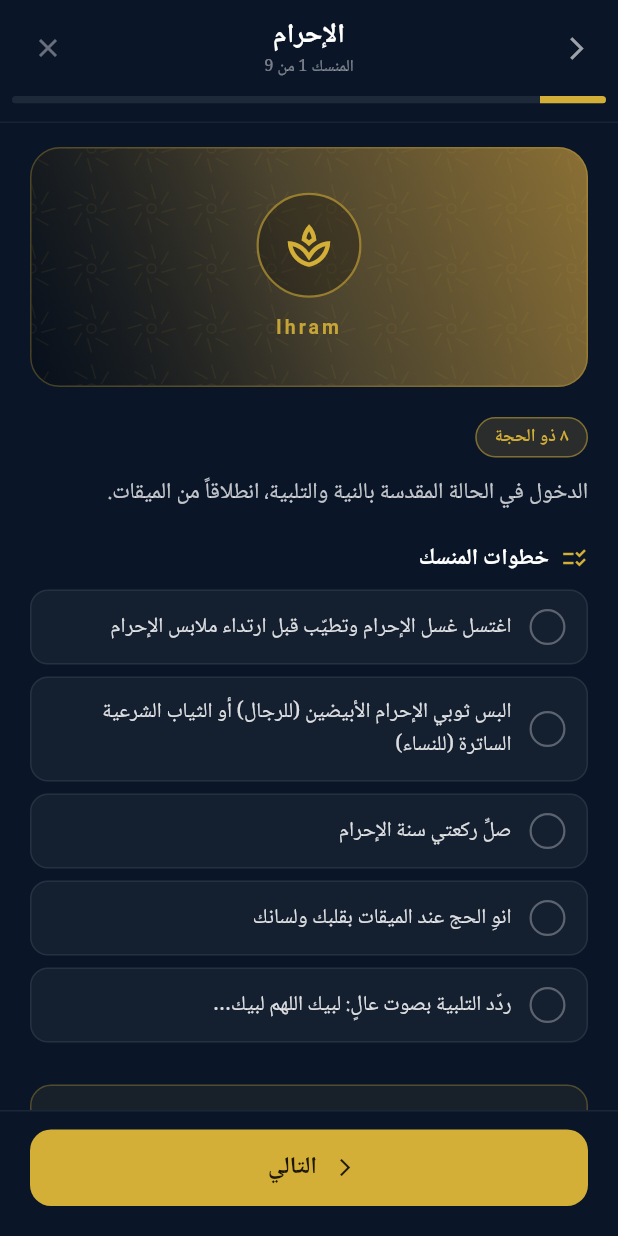
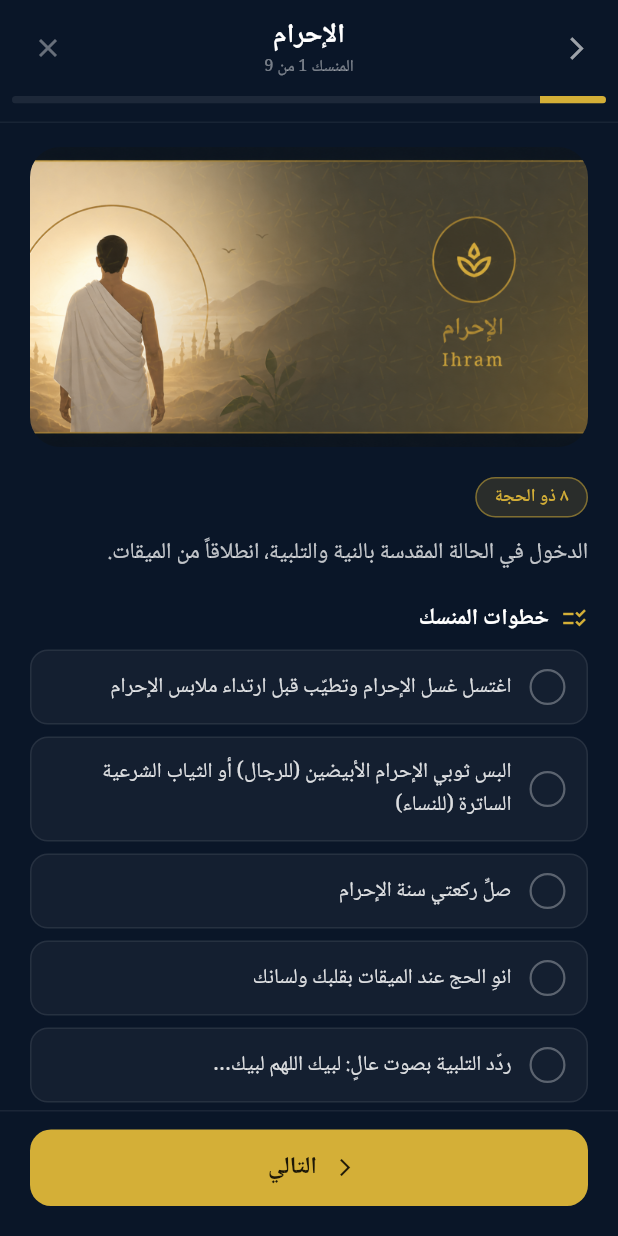
Before and after one commit to azoo1411/Mobile-Islamic-App-, a Flutter app: the HajjScreen screen opened directly, after a tap on an icon or button, on a phone screen of 412 x 824 dp. Run offline on Flutter 3.47's test engine with Material 3 defaults, Android fonts, the phone set to English and light mode, and no system bars; our stand-ins replace adhan, drift, flutter_local_notifications, flutter_riverpod, geolocator, go_router and 6 more; accounts and stored records are empty; generated files the repository leaves out were written again.

Commit message:
feat(hajj): replace CustomPainter with real ritual images; fix X button
- Add 9 PNG ritual images to assets/images/hajj/ (ihram, mina, arafat,
  muzdalifah, jamarat, sacrifice, haircut, tawaf, sai)
- Register assets/images/hajj/ in pubspec.yaml
- Add imagePath field to HajjRitual and set it on all 9 ritual entries
- Replace _RitualVisualCard CustomPainter illustration with Image.asset
- Fix _goToStep(-1) guard: change index < 0 to index < -1 so the X
  button correctly navigates back to the 9-step overview screen
- Remove now-unused _IslamicPatternPainter class and dart:math import

https://claude.ai/code/session_014WZtdF3PBChV4Vg6GaR6kW

```diff
--- a/lib/features/hajj/data/hajj_data.dart
+++ b/lib/features/hajj/data/hajj_data.dart
@@ -20,6 +20,7 @@ class HajjRitual {
   final Color accentColor;
   final IconData icon;
   final String imagePrompt; // AI image generation prompt
+  final String imagePath;
 
   const HajjRitual({
     required this.id,
@@ -35,6 +36,7 @@ class HajjRitual {
     required this.accentColor,
     required this.icon,
     required this.imagePrompt,
+    required this.imagePath,
   });
 }
 
@@ -64,6 +66,7 @@ const List<HajjRitual> kHajjRituals = [
     icon: Icons.spa_outlined,
     imagePrompt:
         'Modern Islamic minimal illustration of two white Ihram garments draped gently on a stone ledge, soft golden morning light streaming from the right, desert landscape in background, beige and white tones, spiritual atmosphere, no faces, no text, square 1:1 format',
+    imagePath: 'assets/images/hajj/ihram.png',
   ),
 
   // ─── 2. منى ────────────────────────────────────────────────────────────────
@@ -91,6 +94,7 @@ const List<HajjRitual> kHajjRituals = [
     icon: Icons.nights_stay_outlined,
     imagePrompt:
         'Modern Islamic minimal illustration of white tents in the valley of Mina at twilight, soft golden and green tones, distant mountains, silhouettes of pilgrims resting, spiritual peaceful atmosphere, no faces, no text, square 1:1 format',
+    imagePath: 'assets/images/hajj/mina.png',
   ),
 
   // ─── 3. عرفات ──────────────────────────────────────────────────────────────
@@ -118,6 +122,7 @@ const List<HajjRitual> kHajjRituals = [
     icon: Icons.wb_sunny_outlined,
     imagePrompt:
         'Modern Islamic minimal illustration of the vast plain of Arafat at golden hour, warm amber and gold tones, silhouettes of thousands of pilgrims standing in prayer, soft spiritual light rays from above, Jabal al-Rahmah hill in background, beige and gold palette, no faces, no text, square 1:1 format',
+    imagePath: 'assets/images/hajj/arafat.png',
   ),
 
   // ─── 4. المزدلفة ───────────────────────────────────────────────────────────
@@ -144,6 +149,7 @@ const List<HajjRitual> kHajjRituals = [
     icon: Icons.star_outline,
     imagePrompt:
         'Modern Islamic minimal illustration of a clear starry desert night sky over Muzdalifah, deep navy blue and indigo tones, silhouettes of pilgrims sleeping on the open ground, soft glowing moon, small pebbles in foreground, spiritual calm atmosphere, no faces, no text, square 1:1 format',
+    imagePath: 'assets/images/hajj/muzdalifah.png',
   ),
 
   // ─── 5. رمي الجمرات ────────────────────────────────────────────────────────
@@ -171,6 +177,7 @@ const List<HajjRitual> kHajjRituals = [
     icon: Icons.radio_button_unchecked,
     imagePrompt:
         'Modern Islamic minimal illustration of small smooth pebbles arranged in a circle on sandy ground, warm earthy tones, beige and brown palette, soft dramatic lighting, one pebble mid-air in motion suggesting throwing, spiritual symbolic feel, no people, no text, square 1:1 format',
+    imagePath: 'assets/images/hajj/jamarat.png',
   ),
 
   // ─── 6. النحر ──────────────────────────────────────────────────────────────
@@ -195,6 +202,7 @@ const List<HajjRitual> kHajjRituals = [
     icon: Icons.volunteer_activism_outlined,
     imagePrompt:
         'Modern Islamic minimal illustration symbolizing sacrifice and gratitude, abstract golden crescent and star motif, warm russet and cream tones, stylized lamb silhouette in soft light, spiritual and reverent mood, no blood or graphic content, elegant and peaceful, no text, square 1:1 format',
+    imagePath: 'assets/images/hajj/sacrifice.png',
   ),
 
   // ─── 7. الحلق أو التقصير ───────────────────────────────────────────────────
@@ -219,6 +227,7 @@ const List<HajjRitual> kHajjRituals = [
     icon: Icons.content_cut,
     imagePrompt:
         'Modern Islamic minimal illustration of a pair of elegant scissors resting beside white Ihram cloth on a clean surface, soft natural light, sage green and white tones, symbolic sense of transformation and renewal, minimal clean composition, no faces, no text, square 1:1 format',
+    imagePath: 'assets/images/hajj/haircut.png',
   ),
 
   // ─── 8. طواف الإفاضة ───────────────────────────────────────────────────────
@@ -246,6 +255,7 @@ const List<HajjRitual> kHajjRituals = [
     icon: Icons.rotate_right,
     imagePrompt:
         'Modern Islamic minimal illustration of the Kaaba from above with white-clad pilgrims circling in a perfect spiral, overhead aerial view, dark green and gold color scheme, soft spiritual light emanating from center, geometric sacred geometry patterns blending with the scene, majestic and serene, no faces, no text, square 1:1 format',
+    imagePath: 'assets/images/hajj/tawaf.png',
   ),
 
   // ─── 9. السعي ──────────────────────────────────────────────────────────────
@@ -272,5 +282,6 @@ const List<HajjRitual> kHajjRituals = [
     icon: Icons.swap_horiz,
     imagePrompt:
         'Modern Islamic minimal illustration of the Safa and Marwa corridor inside Masjid al-Haram, warm golden and cream tones, silhouettes of pilgrims walking between two elevated platforms, soft arched architecture, spiritual warm light, sense of journey and faith, no faces, no text, square 1:1 format',
+    imagePath: 'assets/images/hajj/sai.png',
   ),
 ];
--- a/lib/features/hajj/presentation/screens/hajj_screen.dart
+++ b/lib/features/hajj/presentation/screens/hajj_screen.dart
@@ -1,5 +1,3 @@
-import 'dart:math' as math;
-
 import 'package:flutter/material.dart';
 
 import '../../../../core/theme/app_colors.dart';
@@ -32,7 +30,7 @@ class _HajjScreenState extends State<HajjScreen> {
   void _startJourney() => setState(() => _currentStep = 0);
 
   void _goToStep(int index) {
-    if (index < 0 || index > kHajjRituals.length) return;
+    if (index < -1 || index > kHajjRituals.length) return;
     setState(() => _currentStep = index);
   }
 
@@ -646,106 +644,26 @@ class _RitualVisualCard extends StatelessWidget {
 
   @override
   Widget build(BuildContext context) {
-    return Container(
-      width: double.infinity,
-      height: 160,
-      decoration: BoxDecoration(
-        borderRadius: BorderRadius.circular(20),
-        gradient: LinearGradient(
-          begin: Alignment.topRight,
-          end: Alignment.bottomLeft,
-          colors: [
-            ritual.primaryColor,
-            ritual.primaryColor.withOpacity(0.5),
-            Colors.black.withOpacity(0.3),
-          ],
+    return ClipRRect(
+      borderRadius: BorderRadius.circular(20),
+      child: Image.asset(
+        ritual.imagePath,
+        width: double.infinity,
+        height: 200,
+        fit: BoxFit.cover,
+        errorBuilder: (_, __, ___) => Container(
+          width: double.infinity,
+          height: 200,
+          decoration: BoxDecoration(
+            borderRadius: BorderRadius.circular(20),
+            color: ritual.primaryColor.withOpacity(0.3),
+            border: Border.all(color: ritual.accentColor.withOpacity(0.3)),
+          ),
+          child: Icon(ritual.icon, color: ritual.accentColor, size: 48),
         ),
-        border: Border.all(color: ritual.accentColor.withOpacity(0.3)),
-      ),
-      child: Stack(
-        children: [
-          // Geometric Islamic pattern background
-          Positioned.fill(
-            child: ClipRRect(
-              borderRadius: BorderRadius.circular(20),
-              child: CustomPaint(
-                painter: _IslamicPatternPainter(
-                  color: ritual.accentColor.withOpacity(0.07),
-                ),
-              ),
-            ),
-          ),
-          // Content
-          Center(
-            child: Column(
-              mainAxisAlignment: MainAxisAlignment.center,
-              children: [
-                Container(
-                  width: 70,
-                  height: 70,
-                  decoration: BoxDecoration(
-                    shape: BoxShape.circle,
-                    color: Colors.black.withOpacity(0.25),
-                    border: Border.all(
-                      color: ritual.accentColor.withOpacity(0.6),
-                      width: 1.5,
-                    ),
-                  ),
-                  child: Icon(ritual.icon, color: ritual.accentColor, size: 34),
-                ),
-                const SizedBox(height: 10),
-                Text(
-                  ritual.titleEnglish,
-                  style: TextStyle(
-                    fontSize: 13,
-                    color: ritual.accentColor.withOpacity(0.9),
-                    letterSpacing: 2,
-                    fontWeight: FontWeight.w600,
-                  ),
-                ),
-              ],
-            ),
-          ),
-        ],
       ),
     );
   }
-}
-
-class _IslamicPatternPainter extends CustomPainter {
-  final Color color;
-  const _IslamicPatternPainter({required this.color});
-
-  @override
-  void paint(Canvas canvas, Size size) {
-    final paint = Paint()
-      ..color = color
-      ..style = PaintingStyle.stroke
-      ..strokeWidth = 1;
-
-    const step = 40.0;
-    for (double x = 0; x < size.width + step; x += step) {
-      for (double y = 0; y < size.height + step; y += step) {
-        final center = Offset(x, y);
-        for (int i = 0; i < 8; i++) {
-          final angle = i * math.pi / 4;
-          final outer = Offset(
-            center.dx + 16 * math.cos(angle),
-            center.dy + 16 * math.sin(angle),
-          );
-          final inner = Offset(
-            center.dx + 7 * math.cos(angle + math.pi / 8),
-            center.dy + 7 * math.sin(angle + math.pi / 8),
-          );
-          canvas.drawLine(outer, inner, paint);
-        }
-        canvas.drawCircle(center, 3, paint);
-      }
-    }
-  }
-
-  @override
-  bool shouldRepaint(covariant CustomPainter _) => false;
 }
 
 class _SectionLabel extends StatelessWidget {
--- a/pubspec.yaml
+++ b/pubspec.yaml
@@ -79,6 +79,7 @@ flutter:
   assets:
     - assets/fonts/
     - assets/images/
+    - assets/images/hajj/
     - assets/icons/
     - assets/audio/
     - assets/data/
```
Also changed, not shown: assets/images/hajj/arafat.png (added), assets/images/hajj/haircut.png (added), assets/images/hajj/ihram.png (added), assets/images/hajj/jamarat.png (added), assets/images/hajj/mina.png (added), assets/images/hajj/muzdalifah.png (added), assets/images/hajj/sacrifice.png (added), assets/images/hajj/sai.png (added), 1 other file.
